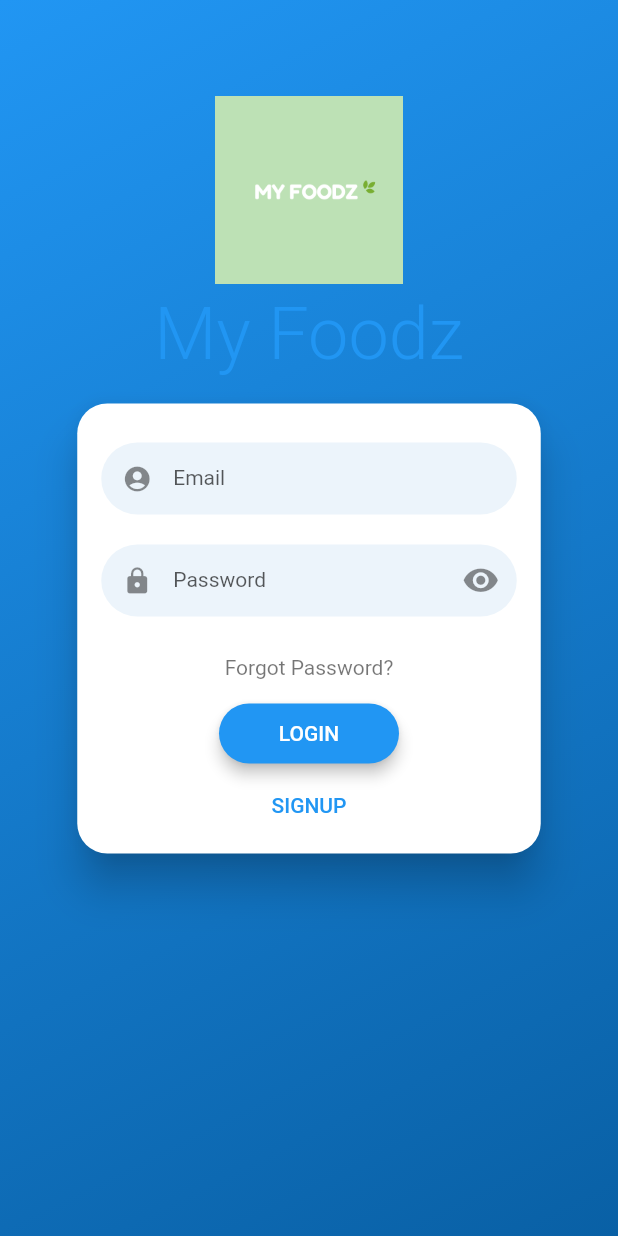
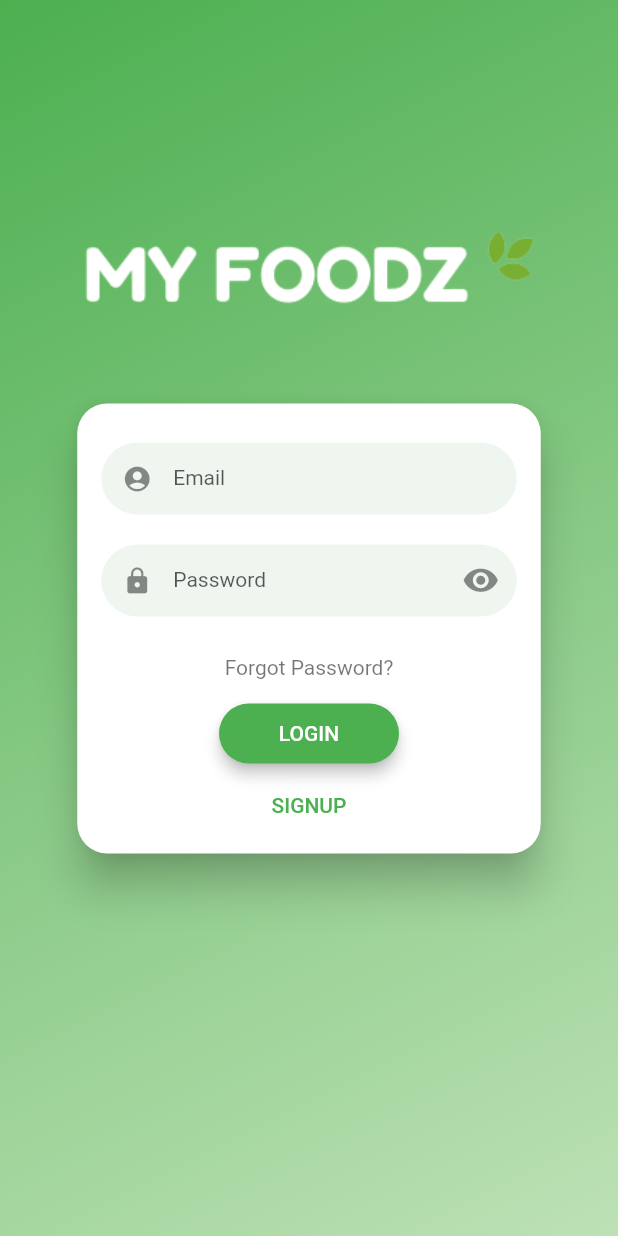
Before and after one commit to Fiston-pro/MyFoodz, a Flutter app: the LoginScreen widget shown alone on an empty page, opened directly, on a phone screen of 412 x 824 dp. Run offline on Flutter 3.47's test engine with Material 2 defaults, Android fonts, the phone set to English and light mode, and no system bars; drawn by our look-alikes of flutter_login; our stand-ins replace animated_splash_screen, cloud_firestore, firebase_auth, firebase_core, fl_chart, flutter_riverpod and 1 more; accounts and stored records are empty.

Commit message:
changed logo image and colors on login page

```diff
--- a/lib/Screens/signin.dart
+++ b/lib/Screens/signin.dart
@@ -28,7 +28,7 @@ class LoginScreen extends StatelessWidget {
   @override
   Widget build(BuildContext context) {
     return FlutterLogin(
-      title: 'My Foodz',
+      //title: 'My Foodz',
       logo: AssetImage("assets/logo.png").assetName,
       onLogin: authService.authUser,
       onSignup: authService.signupUser,
@@ -38,6 +38,13 @@ class LoginScreen extends StatelessWidget {
         ));
       },
       onRecoverPassword: _recoverPassword,
+      theme: LoginTheme(
+        logoWidth: 1,
+        primaryColor: Colors.green,
+        pageColorDark: Color.fromRGBO(189, 225, 181, 1),
+        pageColorLight: Colors.green,
+
+      ),
     );
   }
 
--- a/lib/main.dart
+++ b/lib/main.dart
@@ -18,7 +18,7 @@ void main() async{
   await Firebase.initializeApp();
   //first check if the user is logged in and go ahead to the app
   FirebaseAuth.instance
-  .authStateChanges()
+  .userChanges()
   .listen((User? user) {
     if (user == null) {
       //User is signed out
```
Also changed, not shown: assets/logo.png.
